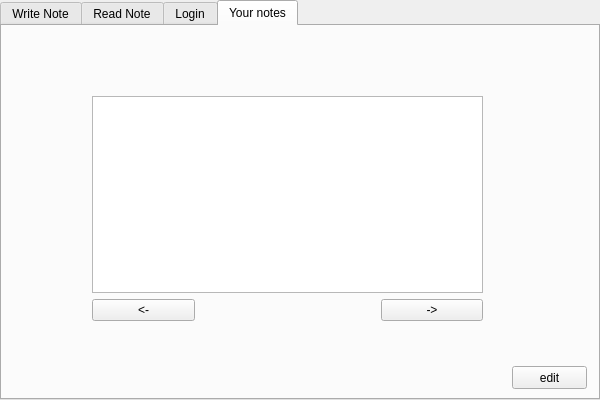
First picture: the form in desktop/ui_files/app.ui, repository sergnator/notesservice, before the edit.
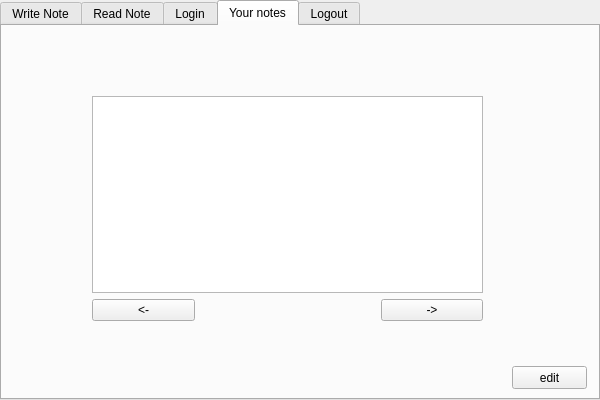
Second picture: the form after the edit. The open tabs and pages were chosen to show the change.

```diff
--- a/desktop/ui_files/app.ui
+++ b/desktop/ui_files/app.ui
@@ -311,6 +311,11 @@
      </property>
     </widget>
    </widget>
+   <widget class="QWidget" name="logout_tab">
+    <attribute name="title">
+     <string>Logout</string>
+    </attribute>
+   </widget>
   </widget>
  </widget>
  <resources/>
```
Left out of the diff: 2 changed lines with no effect on the pictures.
